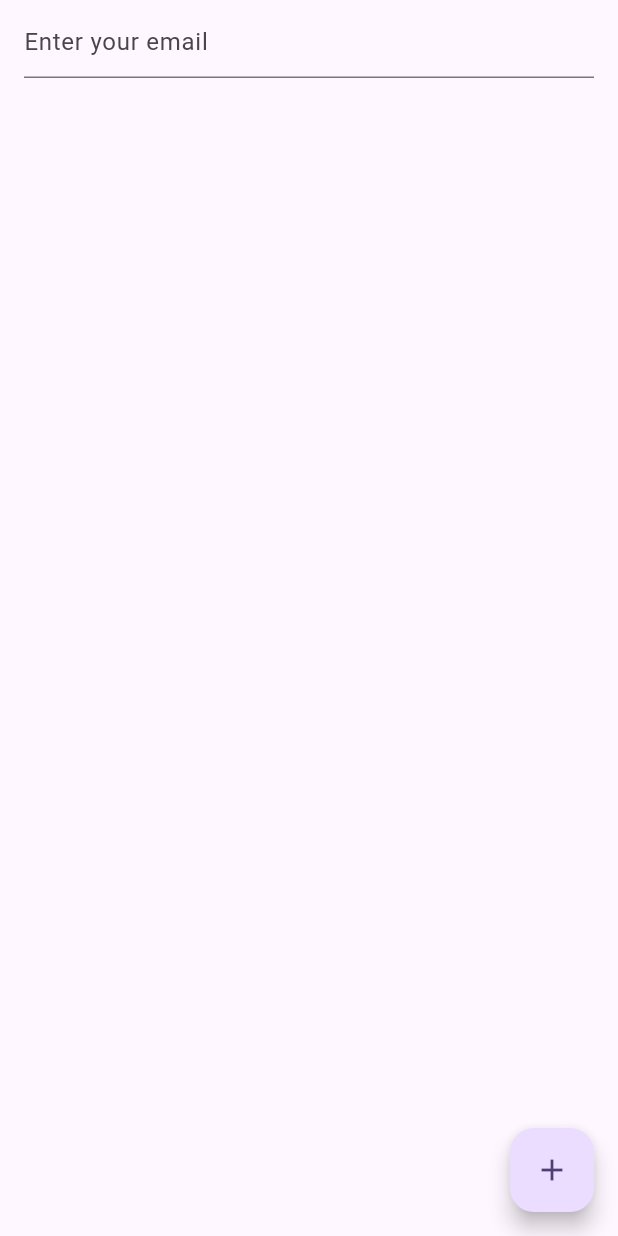
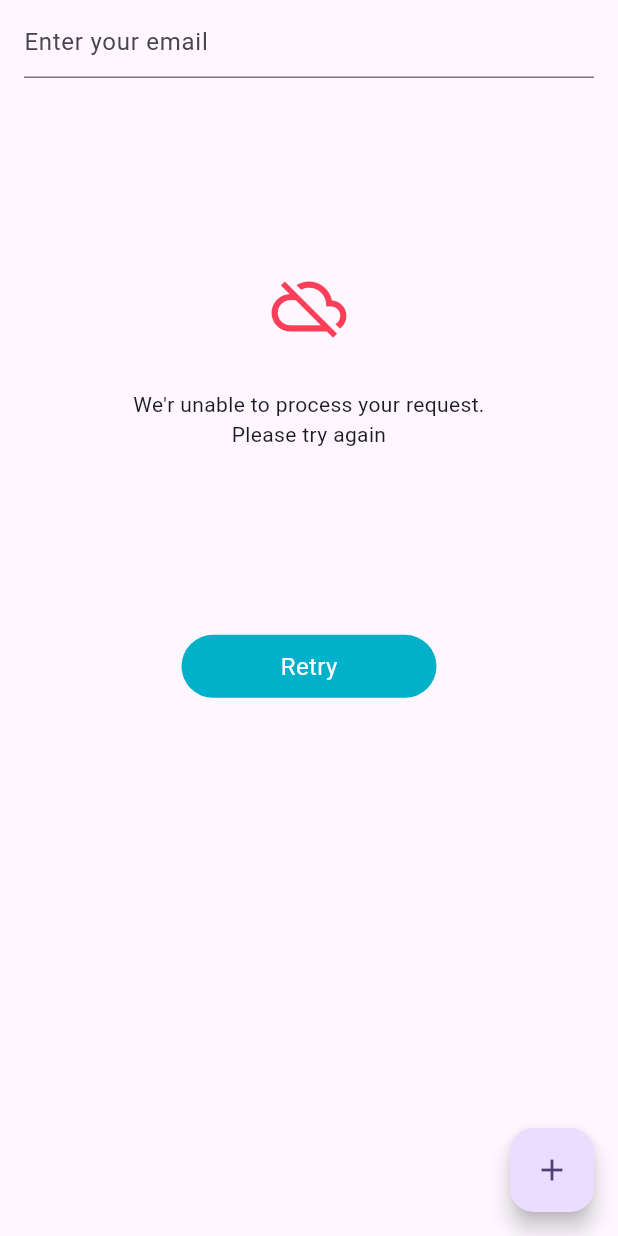
Before and after one commit to Sohag-84/Getx-State-Mangement, a Flutter app: the screen it shows after launch, on a phone screen of 412 x 824 dp. Run offline on Flutter 3.47's test engine with Material 3 defaults, Android fonts, the phone set to English and light mode, and no system bars; our stand-ins replace badges, flutter_screenutil, fluttertoast, get, hive, hive_flutter and 2 more; accounts and stored records are empty.

Commit message:
create general & internet exception

```diff
--- /dev/null
+++ b/getx_mvvm_architecture/lib/res/components/general_exception_widget.dart
@@ -0,0 +1,55 @@
+import 'package:flutter/material.dart';
+import 'package:getx_mvvm_architecture/res/routes/colors/app_colors.dart';
+
+class GeneralExceptionWidget extends StatefulWidget {
+  final VoidCallback onTap;
+  const GeneralExceptionWidget({super.key, required this.onTap});
+
+  @override
+  State<GeneralExceptionWidget> createState() => _GeneralExceptionWidgetState();
+}
+
+class _GeneralExceptionWidgetState extends State<GeneralExceptionWidget> {
+  @override
+  Widget build(BuildContext context) {
+    final height = MediaQuery.sizeOf(context).height;
+    return Padding(
+      padding: const EdgeInsets.symmetric(horizontal: 20.0),
+      child: Column(
+        children: [
+          SizedBox(height: height * 0.15),
+          const Icon(Icons.cloud_off, color: AppColors.redColor, size: 50),
+          const Padding(
+            padding: EdgeInsets.only(top: 30.0),
+            child: Center(
+              child: Text(
+                "We'r unable to process your request. \nPlease try again",
+                textAlign: TextAlign.center,
+              ),
+            ),
+          ),
+          SizedBox(height: height * 0.15),
+          InkWell(
+            onTap: widget.onTap,
+            child: Container(
+              height: 42,
+              width: 170,
+              alignment: Alignment.center,
+              decoration: BoxDecoration(
+                color: AppColors.primaryColor,
+                borderRadius: BorderRadius.circular(50),
+              ),
+              child: const Text(
+                "Retry",
+                style: TextStyle(
+                  fontSize: 16,
+                  color: AppColors.whiteColor,
+                ),
+              ),
+            ),
+          ),
+        ],
+      ),
+    );
+  }
+}
--- a/getx_mvvm_architecture/lib/res/routes/colors/app_colors.dart
+++ b/getx_mvvm_architecture/lib/res/routes/colors/app_colors.dart
@@ -2,4 +2,7 @@ import 'package:flutter/material.dart';
 
 class AppColors {
   static const Color blackColor = Color(0xFF000000);
+  static const Color whiteColor = Color(0xFFFFFFFF);
+  static const Color redColor = Color(0xFFFc3F58);
+  static const Color primaryColor = Color(0xFF01B1C9);
 }
--- a/getx_mvvm_architecture/lib/view/splash_screen.dart
+++ b/getx_mvvm_architecture/lib/view/splash_screen.dart
@@ -1,6 +1,7 @@
 import 'package:flutter/material.dart';
 import 'package:get/get.dart';
 import 'package:getx_mvvm_architecture/data/app_exceptions.dart';
+import 'package:getx_mvvm_architecture/res/components/general_exception_widget.dart';
 
 class SplashScreen extends StatefulWidget {
   const SplashScreen({super.key});
@@ -26,6 +27,9 @@ class _SplashScreenState extends State<SplashScreen> {
         },
         child: const Icon(Icons.add),
       ),
+      body: GeneralExceptionWidget(
+        onTap: () {},
+      ),
     );
   }
 }
```
Also changed, not shown: getx_mvvm_architecture/lib/res/components/internet_exception_widget.dart (added, +56 -0 lines), 1 other file.
